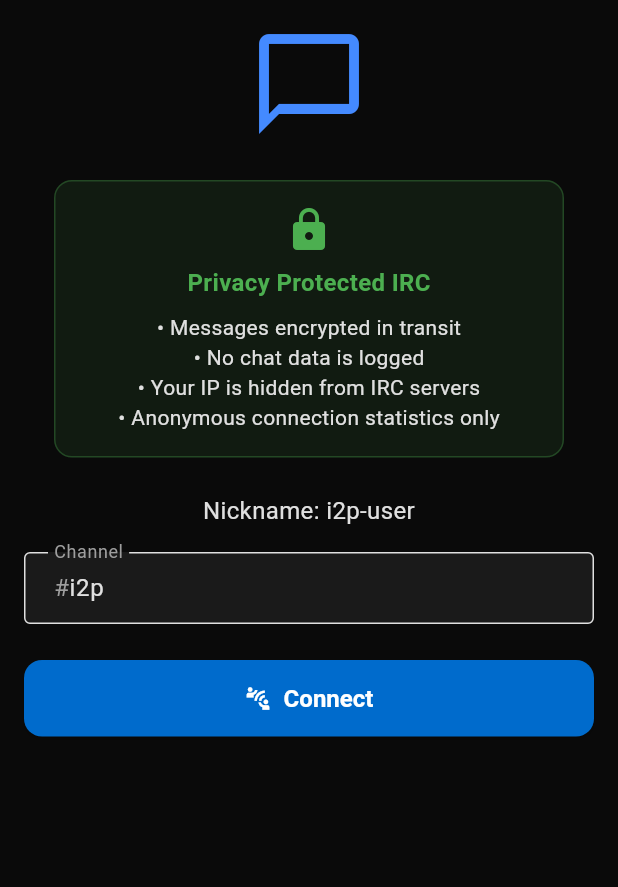
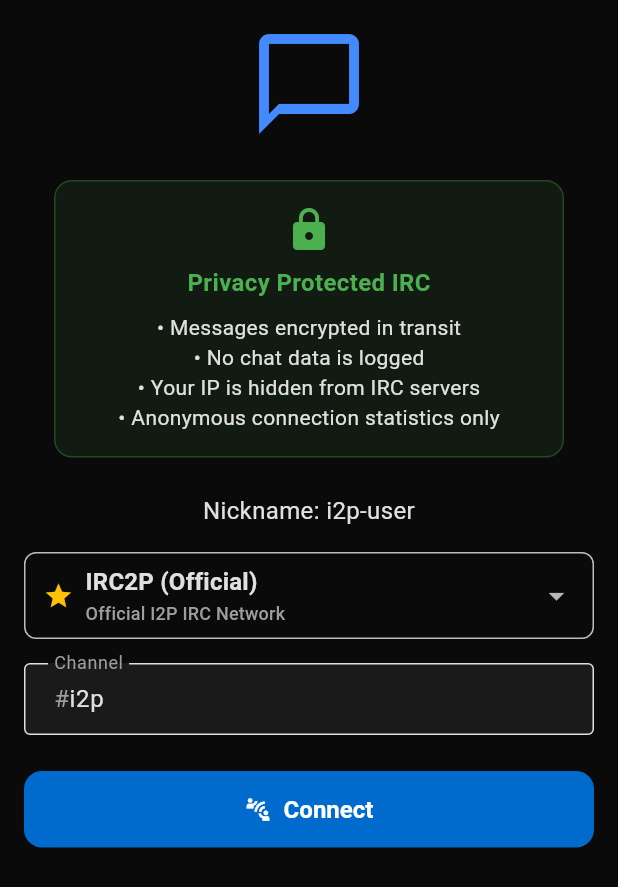
Before and after one commit to WaxySteelWorm/I2PBridge, a Flutter app: the IrcPage screen opened directly, on a phone screen of 412 x 824 dp. Shown: the top 887 px of the screen. Run offline on Flutter 3.47's test engine with Material 3 defaults, Android fonts, the light colour scheme and no system bars; our stand-ins replace file_picker, flutter_html, flutter_markdown, flutter_secure_storage, flutter_svg, google_fonts and 2 more; missing offline and left inert: flutter_inappwebview, pointycastle; accounts and stored records are empty; network calls fail; statements that could not run were skipped.

Commit message:
WIP:IRC Updates

```diff
--- a/lib/pages/irc_page.dart
+++ b/lib/pages/irc_page.dart
@@ -4,6 +4,7 @@
 import 'package:flutter/material.dart';
 import 'package:provider/provider.dart';
 import 'package:intl/intl.dart';
+import 'package:shared_preferences/shared_preferences.dart';
 import '../services/irc_service.dart';
 
 class IrcPage extends StatefulWidget {
@@ -18,9 +19,29 @@
   final TextEditingController _messageController = TextEditingController();
   final ScrollController _scrollController = ScrollController();
   final GlobalKey<ScaffoldState> _scaffoldKey = GlobalKey<ScaffoldState>();
+  String _selectedServer = 'irc2p'; // Default server
 
   @override
   bool get wantKeepAlive => true;
+
+  @override
+  void initState() {
+    super.initState();
+    _loadServerPreference();
+  }
+
+  Future<void> _loadServerPreference() async {
+    final prefs = await SharedPreferences.getInstance();
+    final savedServer = prefs.getString('irc_selected_server') ?? 'irc2p';
+    setState(() {
+      _selectedServer = savedServer;
+    });
+  }
+
+  Future<void> _saveServerPreference(String server) async {
+    final prefs = await SharedPreferences.getInstance();
+    await prefs.setString('irc_selected_server', server);
+  }
 
   @override
   void didChangeDependencies() {
@@ -154,6 +175,89 @@
         const SizedBox(height: 24),
         Text('Nickname: ${ircService.nickname}', textAlign: TextAlign.center, style: const TextStyle(fontSize: 16)),
         const SizedBox(height: 16),
+        // Server Selection
+        Container(
+          padding: const EdgeInsets.symmetric(horizontal: 12, vertical: 4),
+          decoration: BoxDecoration(
+            border: Border.all(color: Colors.grey.shade400),
+            borderRadius: BorderRadius.circular(8),
+          ),
+          child: DropdownButtonHideUnderline(
+            child: DropdownButton<String>(
+              value: _selectedServer,
+              isExpanded: true,
+              icon: const Icon(Icons.arrow_drop_down),
+              items: const [
+                DropdownMenuItem(
+                  value: 'irc2p',
+                  child: Row(
+                    children: [
+                      Icon(Icons.star, color: Colors.amber, size: 20),
+                      SizedBox(width: 8),
+                      Expanded(
+                        child: Column(
+                          crossAxisAlignment: CrossAxisAlignment.start,
+                          mainAxisSize: MainAxisSize.min,
+                          children: [
+                            Text('IRC2P (Official)', style: TextStyle(fontWeight: FontWeight.bold)),
+                            Text('Official I2P IRC Network', style: TextStyle(fontSize: 12, color: Colors.grey)),
+                          ],
+                        ),
+                      ),
+                    ],
+                  ),
+                ),
+                DropdownMenuItem(
+                  value: 'ilita',
+                  child: Row(
+                    children: [
+                      Icon(Icons.chat, color: Colors.blue, size: 20),
+                      SizedBox(width: 8),
+                      Expanded(
+                        child: Column(
+                          crossAxisAlignment: CrossAxisAlignment.start,
+                          mainAxisSize: MainAxisSize.min,
+                          children: [
+                            Text('ILITA', style: TextStyle(fontWeight: FontWeight.bold)),
+                            Text('ILITA IRC Network', style: TextStyle(fontSize: 12, color: Colors.grey)),
+                          ],
+                        ),
+                      ),
+                    ],
+                  ),
+                ),
+                DropdownMenuItem(
+                  value: 'simp',
+                  child: Row(
+                    children: [
+                      Icon(Icons.chat_bubble, color: Colors.green, size: 20),
+                      SizedBox(width: 8),
+                      Expanded(
+                        child: Column(
+                          crossAxisAlignment: CrossAxisAlignment.start,
+                          mainAxisSize: MainAxisSize.min,
+                          children: [
+                            Text('SIMP', style: TextStyle(fontWeight: FontWeight.bold)),
+                            Text('SIMP IRC Network', style: TextStyle(fontSize: 12, color: Colors.grey)),
+                          ],
+                        ),
+                      ),
+                    ],
+                  ),
+                ),
+              ],
+              onChanged: (String? newValue) {
+                if (newValue != null) {
+                  setState(() {
+                    _selectedServer = newValue;
+                  });
+                  _saveServerPreference(newValue);
+                }
+              },
+            ),
+          ),
+        ),
+        const SizedBox(height: 16),
         TextField(
           controller: _channelController,
           decoration: const InputDecoration(
@@ -186,7 +290,7 @@
             }
             // Clear any errors and try again
             ircService.clearBuffers();
-            ircService.connect(channel);
+            ircService.connect(channel, server: _selectedServer);
           },
           icon: const Icon(Icons.connect_without_contact),
           label: Text(hasErrors ? 'Retry Connection' : 'Connect', style: const TextStyle(fontSize: 16)),
@@ -251,6 +355,36 @@
               itemCount: currentMessages.length,
               itemBuilder: (context, index) {
                 final msg = currentMessages[index];
+
+                // Special handling for loading message
+                if (msg.content.contains('Loading server information...')) {
+                  return Padding(
+                    padding: const EdgeInsets.symmetric(vertical: 8.0),
+                    child: Row(
+                      mainAxisAlignment: MainAxisAlignment.center,
+                      children: [
+                        const SizedBox(
+                          width: 16,
+                          height: 16,
+                          child: CircularProgressIndicator(
+                            strokeWidth: 2,
+                            valueColor: AlwaysStoppedAnimation<Color>(Colors.blueAccent),
+                          ),
+                        ),
+                        const SizedBox(width: 8),
+                        Text(
+                          msg.content,
+                          style: const TextStyle(
+                            color: Colors.blueAccent,
+                            fontStyle: FontStyle.italic,
+                            fontSize: 14,
+                          ),
+                        ),
+                      ],
+                    ),
+                  );
+                }
+
                 if (msg.isNotice || msg.sender == 'Status' || msg.sender == 'Server') {
                   return Padding(
                     padding: const EdgeInsets.symmetric(vertical: 4.0),
```
Also changed, not shown: lib/services/irc_service.dart (+67 -12 lines).
